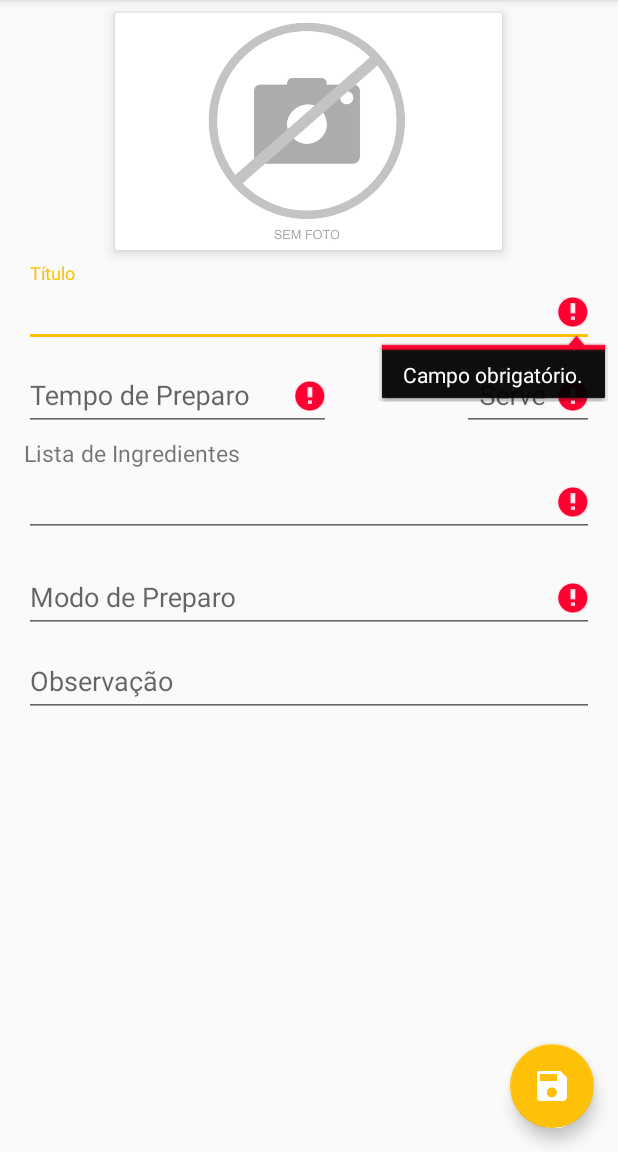
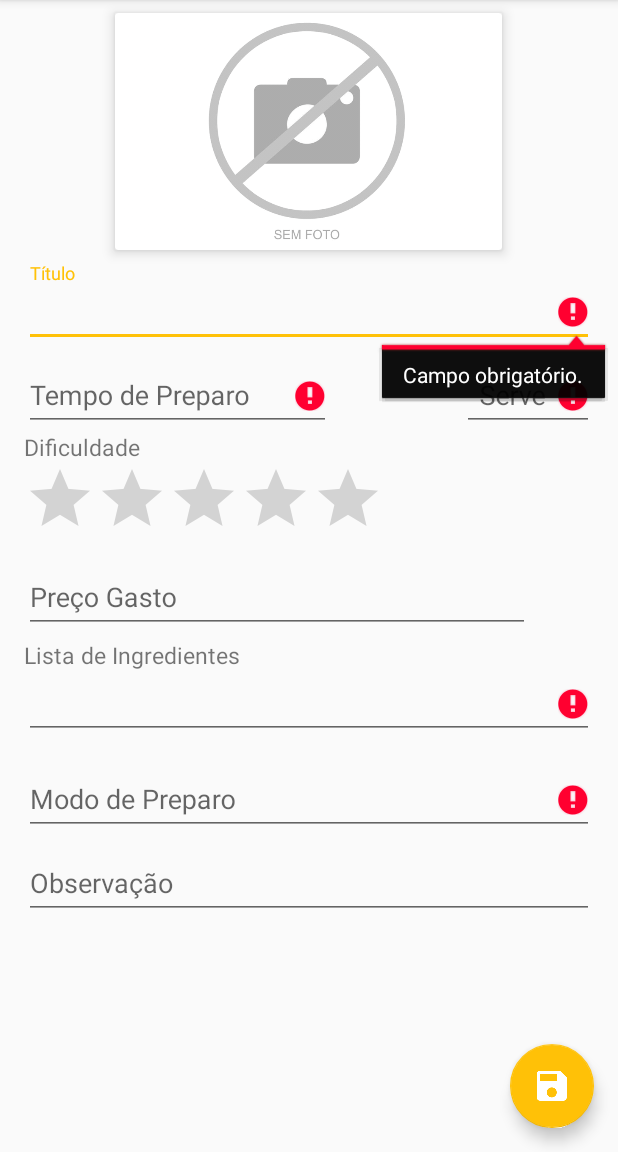
Before and after one commit to renangiuliani/Receitas, an Android app: the RecipeActivity screen opened directly, with no data from a screen before it, after a tap on an icon or button, on a phone screen of 412 x 824 dp, the part 84-1236 px from its top. Run offline under Robolectric (Android 15) with nearby library versions, the phone set to English and light mode, and no system bars.

Commit message:
rate e price

```diff
--- a/TestePls/app/src/main/java/com/example/renan/testepls/activities/RecipeActivity.java
+++ b/TestePls/app/src/main/java/com/example/renan/testepls/activities/RecipeActivity.java
@@ -12,13 +12,16 @@ import android.support.v7.app.AppCompatActivity;
 import android.support.v7.widget.LinearLayoutManager;
 import android.support.v7.widget.RecyclerView;
 import android.support.v7.widget.helper.ItemTouchHelper;
+import android.text.Editable;
 import android.text.TextUtils;
+import android.text.TextWatcher;
 import android.view.KeyEvent;
 import android.view.MenuItem;
 import android.view.MotionEvent;
 import android.view.View;
 import android.widget.EditText;
 import android.widget.ImageView;
+import android.widget.RatingBar;
 import android.widget.TextView;
 import android.widget.Toast;
 
@@ -33,11 +36,14 @@ import com.example.renan.testepls.helper.SimpleItemTouchHelperCallback;
 
 import java.io.ByteArrayOutputStream;
 import java.text.DateFormat;
+import java.text.DecimalFormat;
+import java.text.NumberFormat;
 import java.text.ParseException;
 import java.text.SimpleDateFormat;
 import java.util.ArrayList;
 import java.util.Calendar;
 import java.util.List;
+import java.util.Locale;
 
 /**
  * Created by Renan on 22/09/2015.
@@ -45,14 +51,16 @@ import java.util.List;
 public class RecipeActivity extends AppCompatActivity {
 
     private RecipeType recipeType;
-    private EditText ingredientName, prepareTime, serves, titleRecipe, prepareMode, observation;
+    private EditText etIngredientName, etPrepareTime, etServes, etTitleRecipe, etPrepareMode, etObservation, etPrice;
     private IngredientAdapter ingredientAdapter;
-    private RecyclerView recyclerView;
+    private RecyclerView rvIngredients;
     private FloatingActionButton fbSave;
     private Recipe recipe;
     private List<Ingredient> ingredients;
     private Ingredient ingredientSave;
-    private ImageView photoRecipe;
+    private ImageView ivImageRecipe;
+    private RatingBar rbDifficulty;
+    private String numero;
 
 
     @Override
@@ -77,13 +85,13 @@ public class RecipeActivity extends AppCompatActivity {
             if (extras.getParcelable("edit") != null) {
                 recipe = extras.getParcelable("edit");
 
-                photoRecipe.setImageBitmap(BitmapFactory.decodeByteArray(recipe.getImageRecipe(), 0, recipe.getImageRecipe().length));
+                ivImageRecipe.setImageBitmap(BitmapFactory.decodeByteArray(recipe.getImageRecipe(), 0, recipe.getImageRecipe().length));
 
-                titleRecipe.setText(recipe.getTitle());
-                prepareTime.setText(recipe.getPrepareTime());
-                serves.setText(String.valueOf(recipe.getServes()));
-                prepareMode.setText(recipe.getPrepareMode());
-                observation.setText(recipe.getObservation());
+                etTitleRecipe.setText(recipe.getTitle());
+                etPrepareTime.setText(recipe.getPrepareTime());
+                etServes.setText(String.valueOf(recipe.getServes()));
+                etPrepareMode.setText(recipe.getPrepareMode());
+                etObservation.setText(recipe.getObservation());
 
                 List<Ingredient> ingredients = ingredientSave.getByRecipe(recipe.getId());
 
@@ -108,7 +116,7 @@ public class RecipeActivity extends AppCompatActivity {
             Bundle bundle = data.getExtras();
             if(bundle != null){
                 Bitmap img = (Bitmap) bundle.get("data");
-                photoRecipe.setImageBitmap(img);
+                ivImageRecipe.setImageBitmap(img);
             }
 
         }
@@ -127,57 +135,61 @@ public class RecipeActivity extends AppCompatActivity {
 
     private void bindElements() {
 
-        titleRecipe = (EditText) findViewById(R.id.et_title_recipe);
-        prepareMode = (EditText) findViewById(R.id.et_prepare_mode);
+        etTitleRecipe = (EditText) findViewById(R.id.et_title_recipe);
+        etPrepareMode = (EditText) findViewById(R.id.et_prepare_mode);
 
-        ingredientName = (EditText) findViewById(R.id.et_name_ingredient);
-        ingredientName.setCompoundDrawablesRelativeWithIntrinsicBounds(null, null, getResources().getDrawable(R.drawable.ic_add_ingredient), null);
+        etIngredientName = (EditText) findViewById(R.id.et_name_ingredient);
+        etIngredientName.setCompoundDrawablesRelativeWithIntrinsicBounds(null, null, getResources().getDrawable(R.drawable.ic_add_ingredient), null);
 
-        prepareTime = (EditText) findViewById(R.id.et_prepare_time);
-        prepareTime.setCompoundDrawablesRelativeWithIntrinsicBounds(null, null, getResources().getDrawable(R.drawable.ic_prepare_time), null);
+        etPrepareTime = (EditText) findViewById(R.id.et_prepare_time);
+        etPrepareTime.setCompoundDrawablesRelativeWithIntrinsicBounds(null, null, getResources().getDrawable(R.drawable.ic_prepare_time), null);
 
-        serves = (EditText) findViewById(R.id.et_serves);
-        serves.setCompoundDrawablesRelativeWithIntrinsicBounds(null, null, getResources().getDrawable(R.drawable.ic_serves), null);
+        etServes = (EditText) findViewById(R.id.et_serves);
+        etServes.setCompoundDrawablesRelativeWithIntrinsicBounds(null, null, getResources().getDrawable(R.drawable.ic_serves), null);
 
-        observation = (EditText) findViewById(R.id.et_observation);
+        etObservation = (EditText) findViewById(R.id.et_observation);
 
         fbSave = (FloatingActionButton) findViewById(R.id.fb_save_recipe);
 
         ingredientAdapter = new IngredientAdapter(this, ingredients, false);
-        recyclerView = (RecyclerView) findViewById(R.id.rv_list_ingredient);
-        recyclerView.setHasFixedSize(true);
-        recyclerView.setLayoutManager(new MyLinearLayoutManager(this, LinearLayoutManager.VERTICAL, false));
-        recyclerView.setAdapter(ingredientAdapter);
+        rvIngredients = (RecyclerView) findViewById(R.id.rv_list_ingredient);
+        rvIngredients.setHasFixedSize(true);
+        rvIngredients.setLayoutManager(new MyLinearLayoutManager(this, LinearLayoutManager.VERTICAL, false));
+        rvIngredients.setAdapter(ingredientAdapter);
 
         ItemTouchHelper.Callback callback =
                 new SimpleItemTouchHelperCallback(ingredientAdapter);
         ItemTouchHelper touchHelper = new ItemTouchHelper(callback);
-        touchHelper.attachToRecyclerView(recyclerView);
+        touchHelper.attachToRecyclerView(rvIngredients);
 
-        photoRecipe = (ImageView) findViewById(R.id.iv_photo);
+        ivImageRecipe = (ImageView) findViewById(R.id.iv_image_recipe);
+
+        rbDifficulty = (RatingBar) findViewById(R.id.rb_difficulty);
+
+        etPrice = (EditText) findViewById(R.id.et_price);
 
         bindEvents();
     }
 
     private void bindEvents() {
-        ingredientName.setOnTouchListener(new View.OnTouchListener() {
+        etIngredientName.setOnTouchListener(new View.OnTouchListener() {
             @Override
             public boolean onTouch(View v, MotionEvent event) {
                 final int DRAWABLE_RIGHT = 2;
 
                 if (event.getAction() == MotionEvent.ACTION_UP) {
-                    if (event.getRawX() >= (ingredientName.getRight() - ingredientName.getCompoundDrawables()[DRAWABLE_RIGHT].getBounds().width())) {
-                        if (!ingredientName.getText().toString().trim().equals("")) {
+                    if (event.getRawX() >= (etIngredientName.getRight() - etIngredientName.getCompoundDrawables()[DRAWABLE_RIGHT].getBounds().width())) {
+                        if (!etIngredientName.getText().toString().trim().equals("")) {
                             Ingredient ingredientAdd = new Ingredient();
-                            ingredientAdd.setNameIngredient(ingredientName.getText().toString().trim());
+                            ingredientAdd.setNameIngredient(etIngredientName.getText().toString().trim());
                             if (ingredientAdapter.addItem(ingredientAdd)) {
-                                ingredientName.setText("");
-                                ingredientName.setError(null);
+                                etIngredientName.setText("");
+                                etIngredientName.setError(null);
                             } else {
-                                ingredientName.setError(getString(R.string.existing_ingredient));
+                                etIngredientName.setError(getString(R.string.existing_ingredient));
                             }
                         } else {
-                            ingredientName.setText("");
+                            etIngredientName.setText("");
                         }
                     }
                 }
@@ -185,21 +197,21 @@ public class RecipeActivity extends AppCompatActivity {
             }
         });
 
-        ingredientName.setOnEditorActionListener(new TextView.OnEditorActionListener() {
+        etIngredientName.setOnEditorActionListener(new TextView.OnEditorActionListener() {
             @Override
             public boolean onEditorAction(TextView v, int actionId, KeyEvent event) {
                 if (event != null && event.getKeyCode() == KeyEvent.KEYCODE_ENTER) {
-                    if (event.getAction() == KeyEvent.ACTION_DOWN && !ingredientName.getText().toString().trim().equals("")) {
+                    if (event.getAction() == KeyEvent.ACTION_DOWN && !etIngredientName.getText().toString().trim().equals("")) {
                         Ingredient ingredientAdd = new Ingredient();
-                        ingredientAdd.setNameIngredient(ingredientName.getText().toString().trim());
+                        ingredientAdd.setNameIngredient(etIngredientName.getText().toString().trim());
                         if (ingredientAdapter.addItem(ingredientAdd)) {
-                            ingredientName.setText("");
-                            ingredientName.setError(null);
+                            etIngredientName.setText("");
+                            etIngredientName.setError(null);
                         } else {
-                            ingredientName.setError(getString(R.string.existing_ingredient));
+                            etIngredientName.setError(getString(R.string.existing_ingredient));
                         }
-                    } else if (ingredientName.getText().toString().trim().equals("")) {
-                        ingredientName.setText("");
+                    } else if (etIngredientName.getText().toString().trim().equals("")) {
+                        etIngredientName.setText("");
                     }
                     return true;
                 }
@@ -207,20 +219,20 @@ public class RecipeActivity extends AppCompatActivity {
             }
         });
 
-        prepareTime.setOnFocusChangeListener(new View.OnFocusChangeListener() {
+        etPrepareTime.setOnFocusChangeListener(new View.OnFocusChangeListener() {
             @Override
             public void onFocusChange(View v, boolean hasFocus) {
-                if (!hasFocus && ("00:00").equals(prepareTime.getText().toString())) {
-                    prepareTime.setText("");
+                if (!hasFocus && ("00:00").equals(etPrepareTime.getText().toString())) {
+                    etPrepareTime.setText("");
                 }
             }
         });
 
-        serves.setOnFocusChangeListener(new View.OnFocusChangeListener() {
+        etServes.setOnFocusChangeListener(new View.OnFocusChangeListener() {
             @Override
             public void onFocusChange(View v, boolean hasFocus) {
-                if (!hasFocus && ("0").equals(serves.getText().toString())) {
-                    serves.setText("");
+                if (!hasFocus && ("0").equals(etServes.getText().toString())) {
+                    etServes.setText("");
                 }
             }
         });
@@ -232,7 +244,7 @@ public class RecipeActivity extends AppCompatActivity {
             }
         });
 
-        photoRecipe.setOnClickListener(new View.OnClickListener() {
+        ivImageRecipe.setOnClickListener(new View.OnClickListener() {
             @Override
             public void onClick(View v) {
                 Intent intentCamera = new Intent("android.media.action.IMAGE_CAPTURE");
@@ -240,6 +252,40 @@ public class RecipeActivity extends AppCompatActivity {
             }
         });
 
+        rbDifficulty.setOnRatingBarChangeListener(new RatingBar.OnRatingBarChangeListener() {
+            @Override
+            public void onRatingChanged(RatingBar ratingBar, float rating, boolean fromUser) {
+                Toast.makeText(RecipeActivity.this, String.valueOf(rbDifficulty.getRating()), Toast.LENGTH_SHORT).show();
+            }
+        });
+
+        etPrice.addTextChangedListener(new TextWatcher() {
+
+            private boolean isUpdating = false;
+            // Pega a formatacao do sistema, se for brasil R$ se EUA US$
+            private NumberFormat nf = NumberFormat.getCurrencyInstance();
+
+            @Override
+            public void onTextChanged(CharSequence s, int start, int before,int after) {
+                s.toString();
+            }
+
+            @Override
+            public void beforeTextChanged(CharSequence s, int start, int count,
+                                          int after) {
+                s.toString();
+                // Não utilizamos
+            }
+
+            @Override
+            public void afterTextChanged(Editable s) {
+                DecimalFormat decimalFormat = (DecimalFormat) (NumberFormat.getNumberInstance(Locale.US));
+                decimalFormat.applyPattern("#.00");
+                numero = decimalFormat.format(!s.equals("") ? 0.00 : Float.valueOf(s.toString()));
+            }
+        });
+
+        etPrice.setText(numero);
     }
 
     private void saveRecipe() {
@@ -247,11 +293,11 @@ public class RecipeActivity extends AppCompatActivity {
 
         boolean isValid;
 
-        isValid = verifyListEmpty(recyclerView);
+        isValid = verifyListEmpty(rvIngredients);
 
         isValid = isValid & this.verifyPrepareTime(recipeCalendar);
 
-        isValid = isValid & this.verifyMandatoryFields(prepareMode, serves, prepareTime, titleRecipe);
+        isValid = isValid & this.verifyMandatoryFields(etPrepareMode, etServes, etPrepareTime, etTitleRecipe);
 
         if (isValid) {
 
@@ -260,10 +306,10 @@ public class RecipeActivity extends AppCompatActivity {
                     .setMessage(R.string.question_save_recipe)
                     .setPositiveButton(android.R.string.yes, new DialogInterface.OnClickListener() {
                         public void onClick(DialogInterface dialog, int which) {
-                            recipe.setTitle(titleRecipe.getText().toString());
-                            Bitmap photoSave = ((BitmapDrawable) photoRecipe.getDrawable()).getBitmap();
+                            recipe.setTitle(etTitleRecipe.getText().toString());
+                            Bitmap imageSave = ((BitmapDrawable) ivImageRecipe.getDrawable()).getBitmap();
                             ByteArrayOutputStream bos = new ByteArrayOutputStream();
-                            photoSave.compress(Bitmap.CompressFormat.PNG, 0, bos);
+                            imageSave.compress(Bitmap.CompressFormat.PNG, 0, bos);
 
                             recipe.setImageRecipe(bos.toByteArray());
 //                            switch (recipeType.getEnumRecipeType().getCode()) {
@@ -299,11 +345,11 @@ public class RecipeActivity extends AppCompatActivity {
 //                                    break;
 //                            }
 
-                            recipe.setPrepareMode(prepareMode.getText().toString());
-                            recipe.setPrepareTime(prepareTime.getText().toString());
-                            recipe.setServes(Integer.valueOf(serves.getText().toString()));
+                            recipe.setPrepareMode(etPrepareMode.getText().toString());
+                            recipe.setPrepareTime(etPrepareTime.getText().toString());
+                            recipe.setServes(Integer.valueOf(etServes.getText().toString()));
                             recipe.setRecipeType(recipeType.getEnumRecipeType().getCode());
-                            recipe.setObservation(observation.getText().toString());
+                            recipe.setObservation(etObservation.getText().toString());
                             recipe.setId((int)recipe.save());
 
                             saveIngredients();
@@ -351,8 +397,8 @@ public class RecipeActivity extends AppCompatActivity {
         boolean isValid = true;
 
         if (recyclerView.getChildCount() == 0) {
-            ingredientName.setError(getString(R.string.ingredient_empty));
-            ingredientName.requestFocus();
+            etIngredientName.setError(getString(R.string.ingredient_empty));
+            etIngredientName.requestFocus();
             isValid = false;
         }
 
@@ -360,7 +406,7 @@ public class RecipeActivity extends AppCompatActivity {
     }
 
     private boolean verifyPrepareTime(Calendar recipeCalendar) {
-        final String timeText = prepareTime.getText().toString().trim();
+        final String timeText = etPrepareTime.getText().toString().trim();
         if (!TextUtils.isEmpty(timeText)) {
             try {
                 final DateFormat timeFormat = new SimpleDateFormat("HH:mm", Util.LOCALE_PT_BR);
@@ -372,14 +418,14 @@ public class RecipeActivity extends AppCompatActivity {
                     recipeCalendar.set(Calendar.MINUTE, Integer.valueOf(timeTextArray[1]));
                 }
             } catch (ParseException parseException) {
-                prepareTime.setError(this.getString(R.string.msg_invalid_time));
-                prepareTime.requestFocus();
+                etPrepareTime.setError(this.getString(R.string.msg_invalid_time));
+                etPrepareTime.requestFocus();
                 return false;
             }
 
             if (!timeText.substring(2, 3).equals(":") || timeText.length() != 5) {
-                prepareTime.setError(this.getString(R.string.msg_invalid_time));
-                prepareTime.requestFocus();
+                etPrepareTime.setError(this.getString(R.string.msg_invalid_time));
+                etPrepareTime.requestFocus();
                 return false;
             }
         }
--- a/TestePls/app/src/main/java/com/example/renan/testepls/activities/VisualizeRecipeActivity.java
+++ b/TestePls/app/src/main/java/com/example/renan/testepls/activities/VisualizeRecipeActivity.java
@@ -85,7 +85,7 @@ public class VisualizeRecipeActivity extends AppCompatActivity {
         ivShare = (ImageView) findViewById(R.id.iv_share);
         ivFavorite = (FloatingActionButton) findViewById(R.id.iv_favorite);
         ivBack = (ImageView) findViewById(R.id.iv_back);
-        ivPhotoRecipe = (ImageView) findViewById(R.id.iv_photo);
+        ivPhotoRecipe = (ImageView) findViewById(R.id.iv_image_recipe);
         ivEdit = (ImageView) findViewById(R.id.iv_edit);
         tvPrepareMode = (TextView) findViewById(R.id.tv_prepare_mode);
         tvObservation = (TextView) findViewById(R.id.tv_observation);
--- a/TestePls/app/src/main/res/layout/activity_recipe.xml
+++ b/TestePls/app/src/main/res/layout/activity_recipe.xml
@@ -1,7 +1,7 @@
 <?xml version="1.0" encoding="utf-8"?>
 <android.support.design.widget.CoordinatorLayout xmlns:android="http://schemas.android.com/apk/res/android"
+    xmlns:card_view="http://schemas.android.com/apk/res-auto"
     xmlns:tools="http://schemas.android.com/tools"
-    xmlns:card_view="http://schemas.android.com/apk/res-auto"
     android:layout_width="match_parent"
     android:layout_height="match_parent"
     android:fitsSystemWindows="true"
@@ -22,18 +22,18 @@
                 android:id="@+id/cv_photo"
                 android:layout_width="wrap_content"
                 android:layout_height="wrap_content"
+                android:layout_centerHorizontal="true"
                 android:layout_gravity="center"
                 card_view:cardElevation="5dp"
-                card_view:contentPadding="4dp"
-                android:layout_centerHorizontal="true"
-                card_view:cardUseCompatPadding="true">
+                card_view:cardUseCompatPadding="true"
+                card_view:contentPadding="4dp">
 
-            <ImageView
-                android:id="@+id/iv_photo"
-                android:layout_width="250dp"
-                android:layout_height="150dp"
-                android:scaleType="centerCrop"
-                android:src="@drawable/without_photo"/>
+                <ImageView
+                    android:id="@+id/iv_image_recipe"
+                    android:layout_width="250dp"
+                    android:layout_height="150dp"
+                    android:scaleType="centerCrop"
+                    android:src="@drawable/without_photo" />
 
             </android.support.v7.widget.CardView>
 
@@ -41,8 +41,8 @@
                 android:id="@+id/f_title_recipe"
                 android:layout_width="match_parent"
                 android:layout_height="wrap_content"
-                android:nextFocusForward="@+id/et_prepare_time"
-                android:layout_below="@+id/cv_photo">
+                android:layout_below="@+id/cv_photo"
+                android:nextFocusForward="@+id/et_prepare_time">
 
                 <EditText
                     android:id="@+id/et_title_recipe"
@@ -51,8 +51,7 @@
                     android:hint="@string/title"
                     android:maxLength="50"
                     android:maxLines="1"
-                    android:singleLine="true"
-                    />
+                    android:singleLine="true" />
             </android.support.design.widget.TextInputLayout>
 
             <LinearLayout
@@ -77,15 +76,12 @@
                         android:hint="@string/prepration_time"
                         android:inputType="time"
                         android:maxLength="5"
-                        android:singleLine="true"
-                        />
+                        android:singleLine="true" />
                 </android.support.design.widget.TextInputLayout>
 
                 <View
                     android:layout_width="0dp"
                     android:layout_height="wrap_content"
-                    android:layout_marginBottom="4dp"
-                    android:layout_marginTop="4dp"
                     android:layout_weight="2.3" />
 
                 <android.support.design.widget.TextInputLayout
@@ -104,9 +100,63 @@
                         android:gravity="center"
                         android:hint="@string/serves"
                         android:inputType="number"
-                        android:maxLength="3"
-                        />
+                        android:maxLength="3" />
                 </android.support.design.widget.TextInputLayout>
+
+            </LinearLayout>
+
+            <LinearLayout
+                android:id="@+id/ll_difficulty"
+                android:layout_width="wrap_content"
+                android:layout_height="wrap_content"
+                android:layout_below="@+id/ll_time_serves"
+                android:orientation="vertical">
+
+                <TextView
+                    android:layout_width="wrap_content"
+                    android:layout_height="wrap_content"
+                    android:text="@string/difficulty"
+                    android:textSize="15dp"/>
+
+                <RatingBar
+                    android:id="@+id/rb_difficulty"
+                    android:layout_width="wrap_content"
+                    android:layout_height="wrap_content"
+                    android:numStars="5"
+                    android:stepSize="1.0" />
+            </LinearLayout>
+
+
+            <LinearLayout
+                android:id="@+id/ll_price_difficulty"
+                android:layout_width="match_parent"
+                android:layout_height="wrap_content"
+                android:layout_below="@+id/ll_difficulty"
+                android:orientation="horizontal">
+
+                <android.support.design.widget.TextInputLayout
+                    android:id="@+id/f_price"
+                    android:layout_width="0dp"
+                    android:layout_height="wrap_content"
+                    android:layout_below="@+id/f_prepare_mode"
+                    android:layout_weight="4"
+                    android:nextFocusForward="@+id/et_serves">
+
+                    <EditText
+                        android:id="@+id/et_price"
+                        android:layout_width="match_parent"
+                        android:layout_height="match_parent"
+                        android:hint="@string/price"
+                        android:inputType="numberDecimal"
+                        android:maxLength="5"
+                        android:singleLine="true" />
+                </android.support.design.widget.TextInputLayout>
+
+                <View
+                    android:layout_width="0dp"
+                    android:layout_height="wrap_content"
+                    android:layout_weight="0.5" />
+
 
             </LinearLayout>
 
@@ -114,7 +164,7 @@
                 android:id="@+id/tv_title_list_ingredients"
                 android:layout_width="match_parent"
                 android:layout_height="wrap_content"
-                android:layout_below="@id/ll_time_serves"
+                android:layout_below="@id/ll_price_difficulty"
                 android:layout_marginTop="4dp"
                 android:text="@string/list_ingredient"
                 android:textSize="15dp" />
--- a/TestePls/app/src/main/res/layout/toolbar_visualize_activity.xml
+++ b/TestePls/app/src/main/res/layout/toolbar_visualize_activity.xml
@@ -16,7 +16,7 @@
                 android:layout_height="match_parent">
 
                 <ImageView
-                    android:id="@+id/iv_photo"
+                    android:id="@+id/iv_image_recipe"
                     android:layout_width="match_parent"
                     android:layout_height="match_parent"
                     android:layout_alignParentLeft="true"
--- a/TestePls/app/src/main/res/values/strings.xml
+++ b/TestePls/app/src/main/res/values/strings.xml
@@ -28,4 +28,6 @@
     <string name="question_save_recipe">Deseja salvar a receita?</string>
     <string name="print_photo">Tirar Foto</string>
     <string name="no_result">Nenhuma receita encontrada.</string>
+    <string name="price">Preço Gasto</string>
+    <string name="difficulty">Dificuldade</string>
 </resources>
```
Also changed, not shown: 2 other files.
